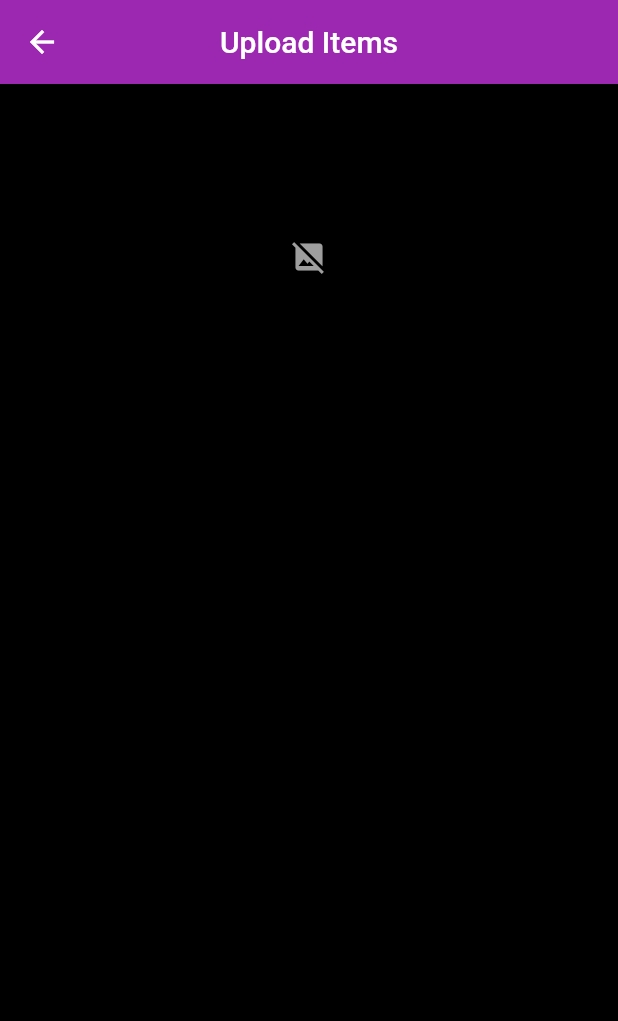
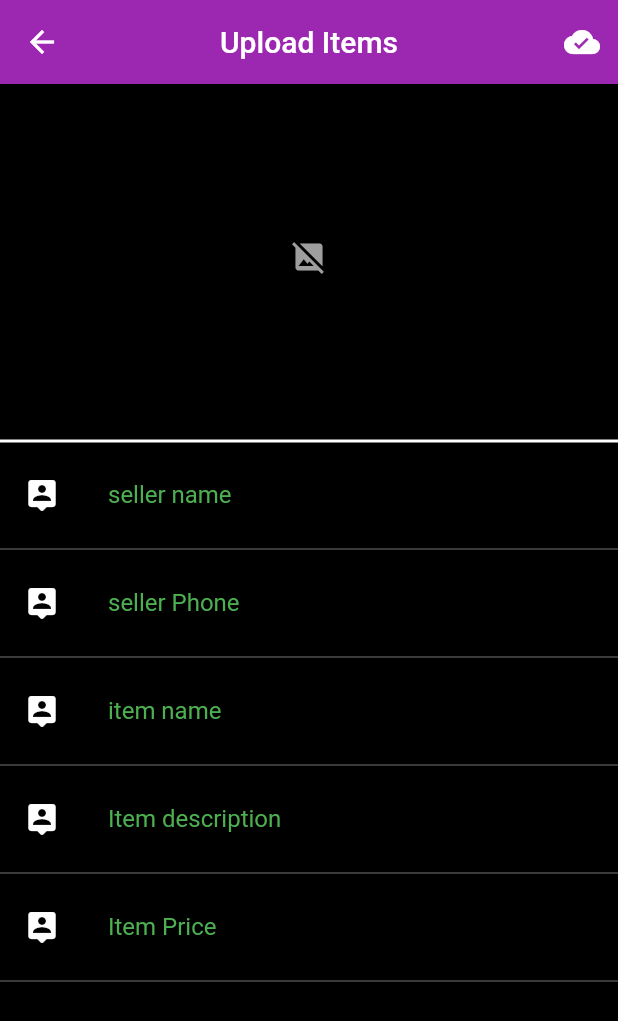
Before and after one commit to Kefi13/ar_demo_app, a Flutter app: the ItemsUploadScreen screen opened directly, on a phone screen of 412 x 824 dp. Shown: the top 1021 px of the screen. Run offline on Flutter 3.47's test engine with Material 2 defaults, Android fonts, the phone set to English and light mode, and no system bars; our stand-ins replace firebase_core; accounts and stored records are empty.

Commit message:
upload form screen done

```diff
--- a/lib/items_upload_screen.dart
+++ b/lib/items_upload_screen.dart
@@ -11,6 +11,17 @@ class ItemsUploadScreen extends StatefulWidget {
 
 class _ItemsUploadScreenState extends State<ItemsUploadScreen> {
   Uint8List? imageFileUint8List;
+
+  TextEditingController sellerNameTextEditingController =
+      TextEditingController();
+  TextEditingController sellerPhoneTextEditingController =
+      TextEditingController();
+  TextEditingController itemNameTextEditingController = TextEditingController();
+  TextEditingController itemDescriptionTextEditingController =
+      TextEditingController();
+  TextEditingController itemPriceTextEditingController =
+      TextEditingController();
+
   bool isuploading = false;
 
   //upload form screen
@@ -22,6 +33,14 @@ class _ItemsUploadScreenState extends State<ItemsUploadScreen> {
           "Upload Items",
           style: TextStyle(color: Colors.white),
         ),
+        actions: [
+          IconButton(
+              onPressed: () {},
+              icon: Icon(
+                Icons.cloud_done,
+                color: Colors.white,
+              ))
+        ],
         centerTitle: true,
       ),
       body: ListView(
@@ -42,7 +61,128 @@ class _ItemsUploadScreenState extends State<ItemsUploadScreen> {
                         Icons.image_not_supported,
                         color: Colors.grey,
                       )),
-          )
+          ),
+          const Divider(
+            color: Colors.white,
+            thickness: 2,
+          ),
+
+          //seller name list tile -------------------------------------------------------------
+
+          ListTile(
+            leading: const Icon(
+              Icons.person_pin_rounded,
+              color: Colors.white,
+            ),
+            title: SizedBox(
+              width: 250,
+              child: TextField(
+                style: const TextStyle(color: Colors.white),
+                controller: sellerNameTextEditingController,
+                decoration: const InputDecoration(
+                    hintText: "seller name",
+                    hintStyle: TextStyle(color: Colors.green),
+                    border: InputBorder.none),
+              ),
+            ),
+          ),
+          const Divider(
+            color: Colors.white30,
+            thickness: 1,
+          ),
+
+          // seller phone
+          ListTile(
+            leading: const Icon(
+              Icons.person_pin_rounded,
+              color: Colors.white,
+            ),
+            title: SizedBox(
+              width: 250,
+              child: TextField(
+                style: const TextStyle(color: Colors.white),
+                controller: sellerPhoneTextEditingController,
+                decoration: const InputDecoration(
+                    hintText: "seller Phone",
+                    hintStyle: TextStyle(color: Colors.green),
+                    border: InputBorder.none),
+              ),
+            ),
+          ),
+          const Divider(
+            color: Colors.white30,
+            thickness: 1,
+          ),
+
+          // Item Name
+          ListTile(
+            leading: const Icon(
+              Icons.person_pin_rounded,
+              color: Colors.white,
+            ),
+            title: SizedBox(
+              width: 250,
+              child: TextField(
+                style: const TextStyle(color: Colors.white),
+                controller: itemNameTextEditingController,
+                decoration: const InputDecoration(
+                    hintText: "item name",
+                    hintStyle: TextStyle(color: Colors.green),
+                    border: InputBorder.none),
+              ),
+            ),
+          ),
+          const Divider(
+            color: Colors.white30,
+            thickness: 1,
+          ),
+
+          // Item Description
+          ListTile(
+            leading: const Icon(
+              Icons.person_pin_rounded,
+              color: Colors.white,
+            ),
+            title: SizedBox(
+              width: 250,
+              child: TextField(
+                style: const TextStyle(color: Colors.white),
+                controller: itemDescriptionTextEditingController,
+                decoration: const InputDecoration(
+                    hintText: "Item description ",
+                    hintStyle: TextStyle(color: Colors.green),
+                    border: InputBorder.none),
+              ),
+            ),
+          ),
+          const Divider(
+            color: Colors.white30,
+            thickness: 1,
+          ),
+
+          // item price
+
+          ListTile(
+            leading: const Icon(
+              Icons.person_pin_rounded,
+              color: Colors.white,
+            ),
+            title: SizedBox(
+              width: 250,
+              child: TextField(
+                style: const TextStyle(color: Colors.white),
+                controller: itemPriceTextEditingController,
+                decoration: const InputDecoration(
+                    hintText: "Item Price ",
+                    hintStyle: TextStyle(color: Colors.green),
+                    border: InputBorder.none),
+              ),
+            ),
+          ),
+          const Divider(
+            color: Colors.white30,
+            thickness: 1,
+          ),
         ],
       ),
     );
```
